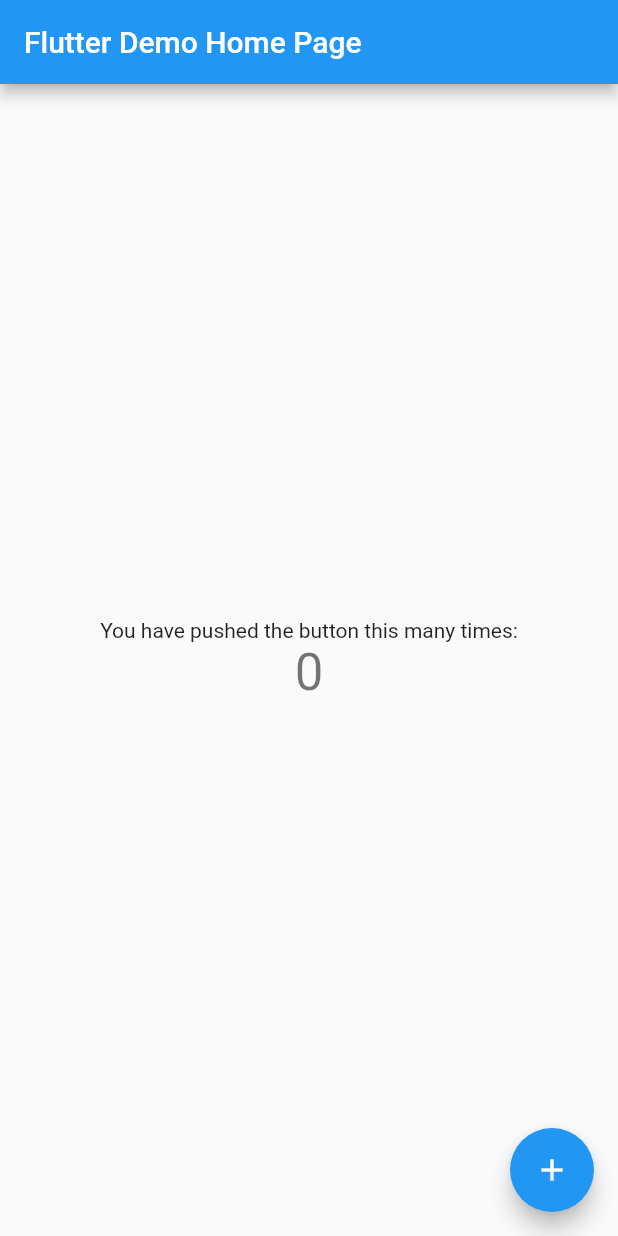
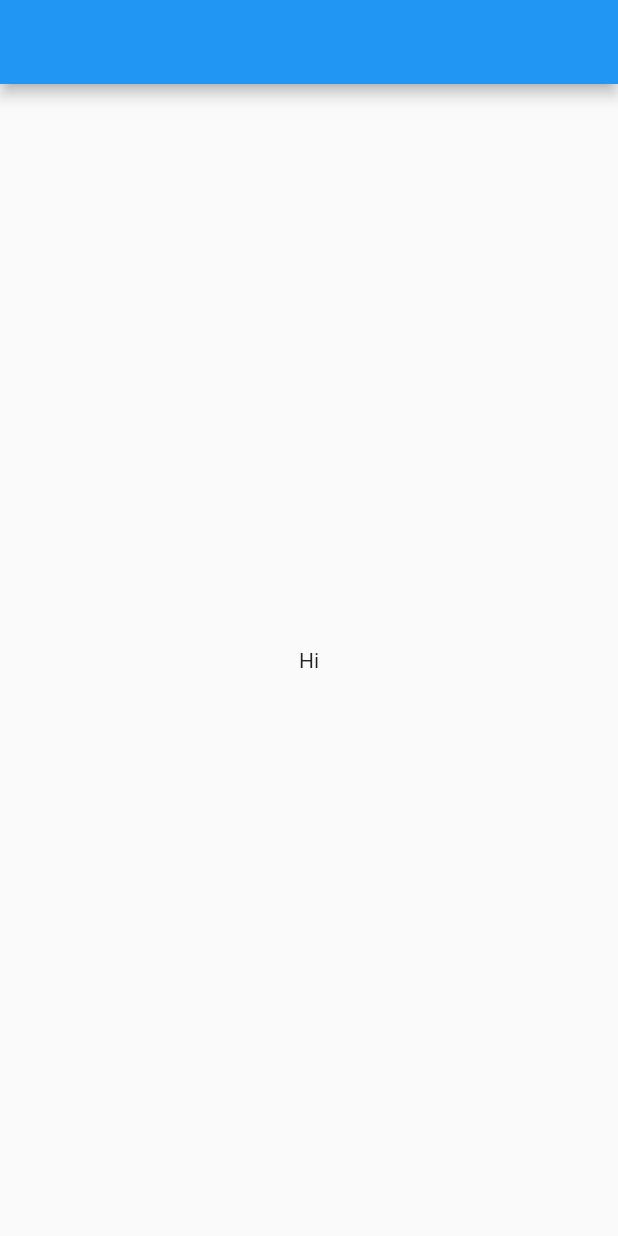
Before and after one commit to Ramsay99/SimpleExam-CRUD, a Flutter app: the screen it shows after launch, on a phone screen of 412 x 824 dp. Run offline on Flutter 3.47's test engine with Material 2 defaults, Android fonts, the phone set to English and light mode, and no system bars; our stand-ins replace firebase_core; accounts and stored records are empty.

Commit message:
conf FireBase

```diff
--- a/simpleexam/lib/main.dart
+++ b/simpleexam/lib/main.dart
@@ -1,115 +1,40 @@
 import 'package:flutter/material.dart';
+import 'package:firebase_core/firebase_core.dart';
 
-void main() {
+Future main() async {
+  WidgetsFlutterBinding.ensureInitialized();
+  await Firebase.initializeApp();
+
   runApp(const MyApp());
 }
 
 class MyApp extends StatelessWidget {
   const MyApp({super.key});
 
-  // This widget is the root of your application.
   @override
   Widget build(BuildContext context) {
-    return MaterialApp(
-      title: 'Flutter Demo',
-      theme: ThemeData(
-        // This is the theme of your application.
-        //
-        // Try running your application with "flutter run". You'll see the
-        // application has a blue toolbar. Then, without quitting the app, try
-        // changing the primarySwatch below to Colors.green and then invoke
-        // "hot reload" (press "r" in the console where you ran "flutter run",
-        // or simply save your changes to "hot reload" in a Flutter IDE).
-        // Notice that the counter didn't reset back to zero; the application
-        // is not restarted.
-        primarySwatch: Colors.blue,
-      ),
-      home: const MyHomePage(title: 'Flutter Demo Home Page'),
+    return const MaterialApp(
+      debugShowCheckedModeBanner: false,
+      home: LoginScreen(),
     );
   }
 }
 
-class MyHomePage extends StatefulWidget {
-  const MyHomePage({super.key, required this.title});
-
-  // This widget is the home page of your application. It is stateful, meaning
-  // that it has a State object (defined below) that contains fields that affect
-  // how it looks.
-
-  // This class is the configuration for the state. It holds the values (in this
-  // case the title) provided by the parent (in this case the App widget) and
-  // used by the build method of the State. Fields in a Widget subclass are
-  // always marked "final".
-
-  final String title;
+class LoginScreen extends StatefulWidget {
+  const LoginScreen({super.key});
 
   @override
-  State<MyHomePage> createState() => _MyHomePageState();
+  State<LoginScreen> createState() => _LoginScreenState();
 }
 
-class _MyHomePageState extends State<MyHomePage> {
-  int _counter = 0;
-
-  void _incrementCounter() {
-    setState(() {
-      // This call to setState tells the Flutter framework that something has
-      // changed in this State, which causes it to rerun the build method below
-      // so that the display can reflect the updated values. If we changed
-      // _counter without calling setState(), then the build method would not be
-      // called again, and so nothing would appear to happen.
-      _counter++;
-    });
-  }
-
+class _LoginScreenState extends State<LoginScreen> {
   @override
   Widget build(BuildContext context) {
-    // This method is rerun every time setState is called, for instance as done
-    // by the _incrementCounter method above.
-    //
-    // The Flutter framework has been optimized to make rerunning build methods
-    // fast, so that you can just rebuild anything that needs updating rather
-    // than having to individually change instances of widgets.
     return Scaffold(
-      appBar: AppBar(
-        // Here we take the value from the MyHomePage object that was created by
-        // the App.build method, and use it to set our appbar title.
-        title: Text(widget.title),
+      appBar: AppBar(),
+      body: const Center(
+        child: Text("Hi"),
       ),
-      body: Center(
-        // Center is a layout widget. It takes a single child and positions it
-        // in the middle of the parent.
-        child: Column(
-          // Column is also a layout widget. It takes a list of children and
-          // arranges them vertically. By default, it sizes itself to fit its
-          // children horizontally, and tries to be as tall as its parent.
-          //
-          // Invoke "debug painting" (press "p" in the console, choose the
-          // "Toggle Debug Paint" action from the Flutter Inspector in Android
-          // Studio, or the "Toggle Debug Paint" command in Visual Studio Code)
-          // to see the wireframe for each widget.
-          //
-          // Column has various properties to control how it sizes itself and
-          // how it positions its children. Here we use mainAxisAlignment to
-          // center the children vertically; the main axis here is the vertical
-          // axis because Columns are vertical (the cross axis would be
-          // horizontal).
-          mainAxisAlignment: MainAxisAlignment.center,
-          children: <Widget>[
-            const Text(
-              'You have pushed the button this many times:',
-            ),
-            Text(
-              '$_counter',
-              style: Theme.of(context).textTheme.headline4,
-            ),
-          ],
-        ),
-      ),
-      floatingActionButton: FloatingActionButton(
-        onPressed: _incrementCounter,
-        tooltip: 'Increment',
-        child: const Icon(Icons.add),
-      ), // This trailing comma makes auto-formatting nicer for build methods.
     );
   }
 }
```
Also changed, not shown: simpleexam/pubspec.yaml (+3 -4 lines), simpleexam/pubspec.lock, 4 other files.
